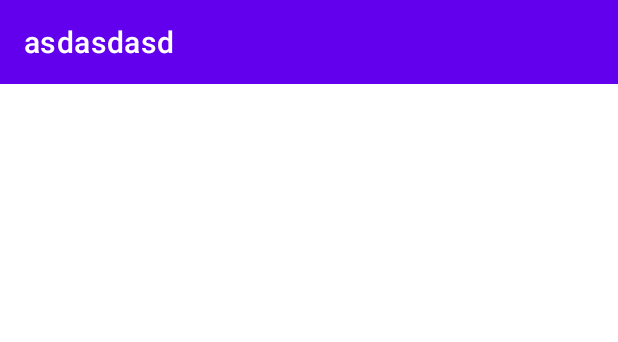
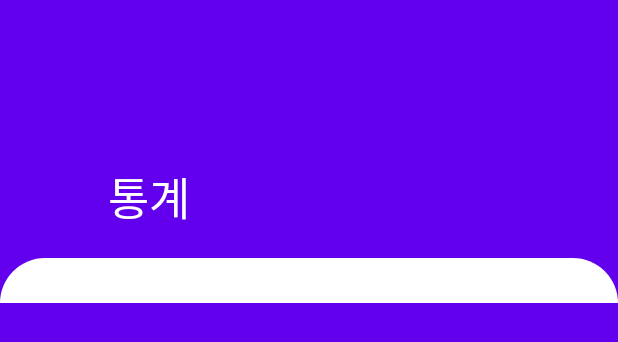
Before and after one commit to EVAN96KWON/Every-code, an Android app: the layout activity_analysis.xml on its own in the app's theme, with its tools: preview values and no code run, on a phone screen of 412 x 824 dp. Shown: the top 342 px of the screen. Run offline under Robolectric (Android 15) with nearby library versions, the phone set to English and light mode, and no system bars.

```diff
--- a/app/src/main/java/kr/ac/kumoh/s20170419/everydaymath/AnalysisActivity.kt
+++ b/app/src/main/java/kr/ac/kumoh/s20170419/everydaymath/AnalysisActivity.kt
@@ -4,6 +4,7 @@ import androidx.appcompat.app.AppCompatActivity
 import android.os.Bundle
 import android.view.MenuItem
 import androidx.appcompat.app.ActionBar
+import com.google.android.material.appbar.CollapsingToolbarLayout
 import kr.ac.kumoh.s20170419.everydaymath.databinding.ActivityAnalysisBinding
 
 class AnalysisActivity : AppCompatActivity() {
@@ -15,6 +16,7 @@ class AnalysisActivity : AppCompatActivity() {
         setContentView(view.root)
 
         setSupportActionBar(view.appToolbar)
+        supportActionBar?.setDisplayHomeAsUpEnabled(true)
         val dataSet = (1..50).toList()
         view.recyclerView.adapter = SampleAdapter(dataSet)
     }
--- a/app/src/main/res/layout/activity_analysis.xml
+++ b/app/src/main/res/layout/activity_analysis.xml
@@ -3,6 +3,7 @@
     xmlns:android="http://schemas.android.com/apk/res/android"
     xmlns:app="http://schemas.android.com/apk/res-auto"
     xmlns:tools="http://schemas.android.com/tools"
+    android:background="@color/design_default_color_primary"
     android:layout_width="match_parent"
     android:layout_height="match_parent"
     android:fitsSystemWindows="true"
@@ -11,23 +12,47 @@
     <com.google.android.material.appbar.AppBarLayout
         android:id="@+id/appbar"
         android:layout_width="match_parent"
-        android:layout_height="wrap_content"
-        android:fitsSystemWindows="true">
-        <androidx.appcompat.widget.Toolbar
+        android:layout_height="172dp"
+        android:fitsSystemWindows="true"
+        app:liftOnScroll="true">
+        <com.google.android.material.appbar.CollapsingToolbarLayout
+            android:layout_width="match_parent"
+            android:layout_height="match_parent"
+            app:expandedTitleMarginStart="72dp"
+            app:expandedTitleMarginBottom="28dp"
+            app:expandedTitleTextAppearance="@style/TextAppearance.App.CollapsingToolbar.Expanded"
+            app:collapsedTitleTextAppearance="@style/TextAppearance.App.CollapsingToolbar.Collapsed"
+            app:layout_scrollFlags="scroll|enterAlwaysCollapsed|snap">
+            <com.google.android.material.appbar.MaterialToolbar style="@style/Widget.MaterialComponents.Toolbar.Primary"
                 android:id="@+id/app_toolbar"
                 android:layout_width="match_parent"
                 android:layout_height="?android:attr/actionBarSize"
-            app:title="asdasdasd"
+                app:title="통계"
                 app:titleTextColor="@color/white"
-            app:layout_scrollFlags="scroll|enterAlwaysCollapsed"/>
+                app:layout_collapseMode="pin"
+                android:elevation="0dp"
+                />
+        </com.google.android.material.appbar.CollapsingToolbarLayout>
     </com.google.android.material.appbar.AppBarLayout>
 
+    <androidx.core.widget.NestedScrollView
+        android:layout_width="match_parent"
+        android:layout_height="match_parent"
+        app:layout_behavior="@string/appbar_scrolling_view_behavior">
+        <LinearLayout
+            android:background="@drawable/bottom_background_white"
+            android:layout_width="match_parent"
+            android:layout_height="match_parent"
+            android:paddingTop="30dp"
+            android:orientation="vertical">
             <androidx.recyclerview.widget.RecyclerView
                 android:id="@+id/recycler_view"
                 android:layout_width="match_parent"
-        android:layout_height="wrap_content"
+                android:layout_height="match_parent"
                 android:orientation="vertical"
                 app:layoutManager="androidx.recyclerview.widget.LinearLayoutManager"
-        app:layout_behavior="@string/appbar_scrolling_view_behavior" />
-
+                app:layout_behavior="@string/appbar_scrolling_view_behavior"
+                />
+        </LinearLayout>
+    </androidx.core.widget.NestedScrollView>
 </androidx.coordinatorlayout.widget.CoordinatorLayout>
--- /dev/null
+++ b/app/src/main/res/values/type.xml
@@ -0,0 +1,12 @@
+<?xml version="1.0" encoding="utf-8"?>
+<resources>
+    <style name="TextAppearance.App.CollapsingToolbar.Expanded" parent="TextAppearance.MaterialComponents.Headline5">
+        <item name="android:textColor">?attr/colorOnPrimary</item>
+        <item name="android:textSize">30dp</item>
+    </style>
+
+    <style name="TextAppearance.App.CollapsingToolbar.Collapsed" parent="TextAppearance.MaterialComponents.Headline6">
+        <item name="android:textColor">?attr/colorOnPrimary</item>
+        <item name="android:textSize">20dp</item>
+    </style>
+</resources>
```
Lines whose indentation alone changed are shown as unchanged.
